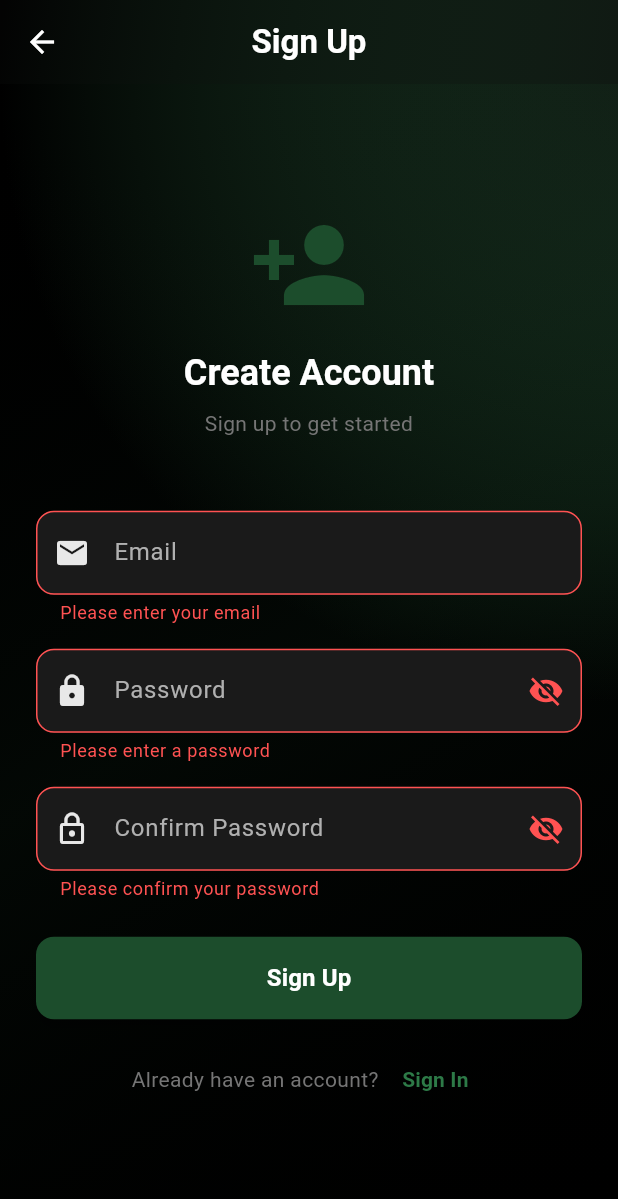
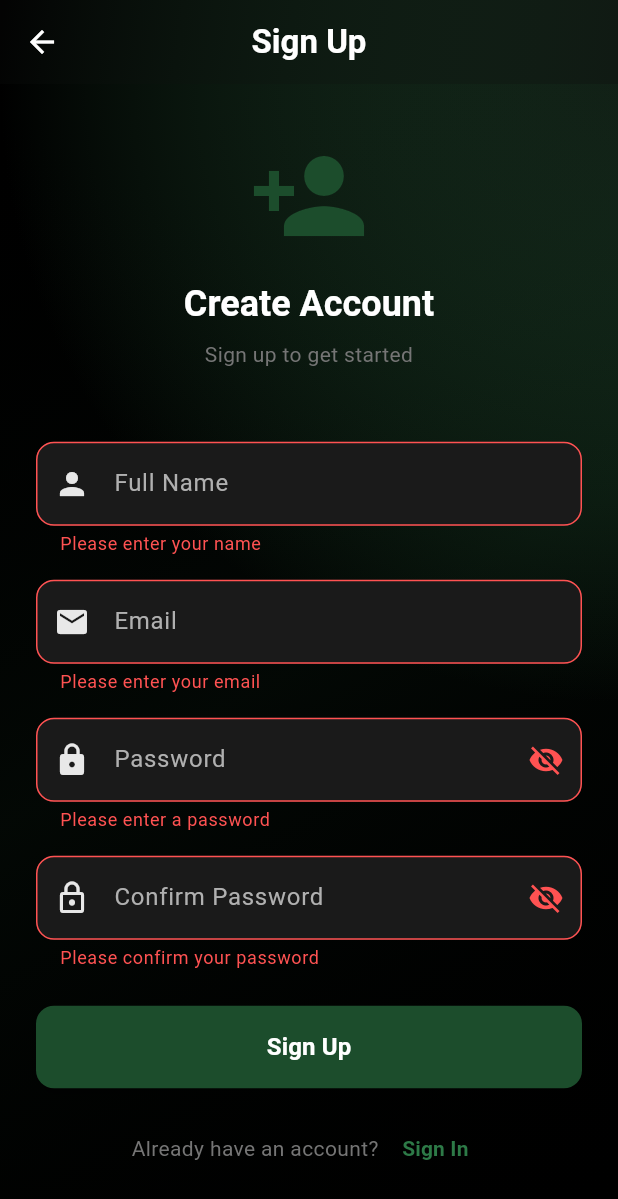
Before and after one commit to asifmehsood/Employee-Productivity-Tracker-Desktop-App, a Flutter app: the SignUpScreen screen opened directly, after a tap on "Sign Up", on a phone screen of 412 x 824 dp. Shown: the top 1199 px of the screen. Run offline on Flutter 3.47's test engine with Material 3 defaults, Android fonts, the phone set to English and light mode, and no system bars; our stand-ins replace shared_preferences, sqflite_common_ffi; missing offline and left inert: screen_capturer, tray_manager, window_manager; accounts and stored records are empty.

Commit message:
Add the name field in the sign up page

```diff
--- a/lib/screens/sign_up_screen.dart
+++ b/lib/screens/sign_up_screen.dart
@@ -13,6 +13,7 @@ class SignUpScreen extends StatefulWidget {
 
 class _SignUpScreenState extends State<SignUpScreen> {
   final _formKey = GlobalKey<FormState>();
+  final _nameController = TextEditingController();
   final _emailController = TextEditingController();
   final _passwordController = TextEditingController();
   final _confirmPasswordController = TextEditingController();
@@ -22,6 +23,7 @@ class _SignUpScreenState extends State<SignUpScreen> {
 
   @override
   void dispose() {
+    _nameController.dispose();
     _emailController.dispose();
     _passwordController.dispose();
     _confirmPasswordController.dispose();
@@ -110,6 +112,27 @@ class _SignUpScreenState extends State<SignUpScreen> {
                     textAlign: TextAlign.center,
                   ),
                   const SizedBox(height: 48),
+
+                  // Name Field
+                  TextFormField(
+                    controller: _nameController,
+                    decoration: const InputDecoration(
+                      labelText: 'Full Name',
+                      border: OutlineInputBorder(),
+                      prefixIcon: Icon(Icons.person),
+                    ),
+                    textCapitalization: TextCapitalization.words,
+                    validator: (value) {
+                      if (value == null || value.isEmpty) {
+                        return 'Please enter your name';
+                      }
+                      if (value.length < 2) {
+                        return 'Name must be at least 2 characters';
+                      }
+                      return null;
+                    },
+                  ),
+                  const SizedBox(height: 16),
 
                   // Email Field
                   TextFormField(
```
